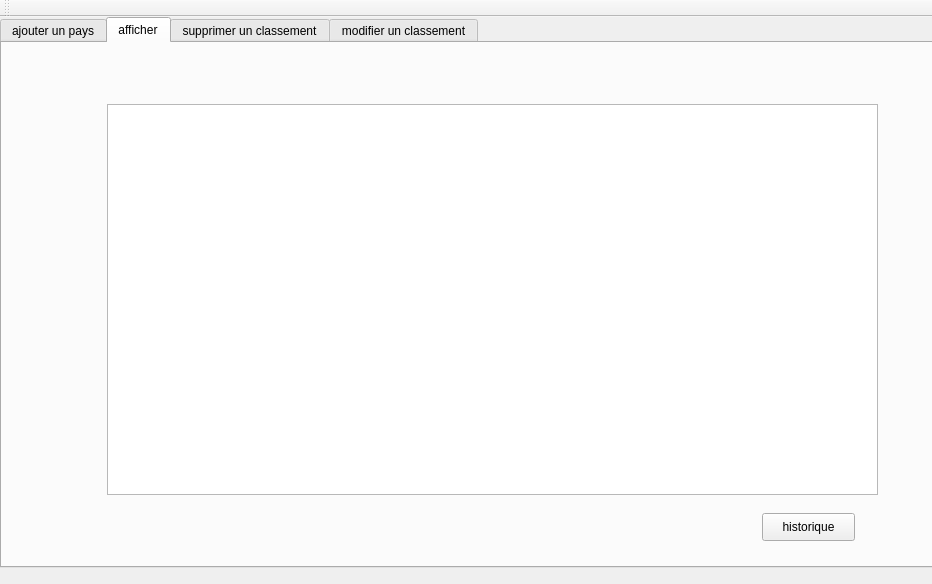
Before: the Qt Designer form mainwindow.ui in zakaria801/olympic-games-2A23, drawn with Qt 5.
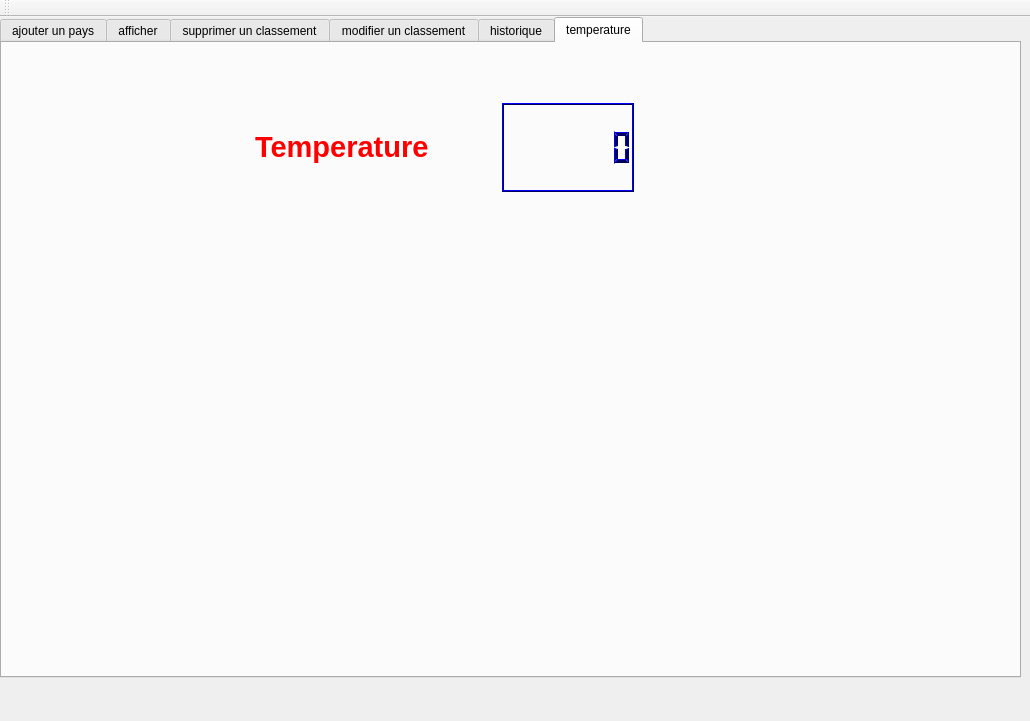
After: the same form once the commit is applied. The open tabs and pages were chosen to show the change. Icons and pictures are not drawn.

```diff
--- a/mainwindow.ui
+++ b/mainwindow.ui
@@ -6,8 +6,8 @@
    <rect>
     <x>0</x>
     <y>0</y>
-    <width>932</width>
-    <height>584</height>
+    <width>1030</width>
+    <height>721</height>
    </rect>
   </property>
   <property name="windowTitle">
@@ -22,8 +22,8 @@
      <rect>
       <x>0</x>
       <y>0</y>
-      <width>941</width>
-      <height>551</height>
+      <width>1021</width>
+      <height>661</height>
      </rect>
     </property>
     <property name="styleSheet">
@@ -159,26 +159,13 @@
      <attribute name="title">
       <string>afficher</string>
      </attribute>
-     <widget class="QPushButton" name="pushButton_5">
-      <property name="geometry">
-       <rect>
-        <x>760</x>
-        <y>470</y>
-        <width>93</width>
-        <height>28</height>
-       </rect>
-      </property>
-      <property name="text">
-       <string>historique</string>
-      </property>
-     </widget>
      <widget class="QTableView" name="tab_pays">
       <property name="geometry">
        <rect>
         <x>105</x>
         <y>61</y>
-        <width>771</width>
-        <height>391</height>
+        <width>741</width>
+        <height>271</height>
        </rect>
       </property>
      </widget>
@@ -360,6 +347,237 @@
       </widget>
      </widget>
     </widget>
+    <widget class="QWidget" name="tab">
+     <attribute name="title">
+      <string>historique</string>
+     </attribute>
+     <widget class="QPushButton" name="pushButton_2">
+      <property name="geometry">
+       <rect>
+        <x>580</x>
+        <y>120</y>
+        <width>93</width>
+        <height>28</height>
+       </rect>
+      </property>
+      <property name="text">
+       <string>historique1</string>
+      </property>
+     </widget>
+     <widget class="QTextBrowser" name="textBrowser">
+      <property name="geometry">
+       <rect>
+        <x>30</x>
+        <y>10</y>
+        <width>521</width>
+        <height>411</height>
+       </rect>
+      </property>
+     </widget>
+    </widget>
+    <widget class="QWidget" name="tab_2">
+     <attribute name="title">
+      <string>temperature</string>
+     </attribute>
+     <widget class="QLabel" name="temp_label">
+      <property name="geometry">
+       <rect>
+        <x>253</x>
+        <y>60</y>
+        <width>241</width>
+        <height>89</height>
+       </rect>
+      </property>
+      <property name="text">
+       <string>&lt;html&gt;&lt;head/&gt;&lt;body&gt;&lt;p&gt;&lt;span style=&quot; font-size:22pt; font-weight:600; color:#ff0000;&quot;&gt;Temperature&lt;/span&gt;&lt;/p&gt;&lt;/body&gt;&lt;/html&gt;</string>
+      </property>
+     </widget>
+     <widget class="QLCDNumber" name="temp_lcdNumber">
+      <property name="geometry">
+       <rect>
+        <x>500</x>
+        <y>60</y>
+        <width>132</width>
+        <height>89</height>
+       </rect>
+      </property>
+      <property name="palette">
+       <palette>
+        <active>
+         <colorrole role="WindowText">
+          <brush brushstyle="SolidPattern">
+           <color alpha="255">
+            <red>0</red>
+            <green>0</green>
+            <blue>94</blue>
+           </color>
+          </brush>
+         </colorrole>
+         <colorrole role="Light">
+          <brush brushstyle="SolidPattern">
+           <color alpha="255">
+            <red>0</red>
+            <green>0</green>
+            <blue>255</blue>
+           </color>
+          </brush>
+         </colorrole>
+         <colorrole role="Dark">
+          <brush brushstyle="SolidPattern">
+           <color alpha="255">
+            <red>0</red>
+            <green>0</green>
+            <blue>94</blue>
+           </color>
+          </brush>
+         </colorrole>
+         <colorrole role="Text">
+          <brush brushstyle="SolidPattern">
+           <color alpha="255">
+            <red>60</red>
+            <green>60</green>
+            <blue>60</blue>
+           </color>
+          </brush>
+         </colorrole>
+         <colorrole role="ButtonText">
+          <brush brushstyle="SolidPattern">
+           <color alpha="255">
+            <red>76</red>
+            <green>76</green>
+            <blue>76</blue>
+           </color>
+          </brush>
+         </colorrole>
+         <colorrole role="PlaceholderText">
+          <brush brushstyle="NoBrush">
+           <color alpha="128">
+            <red>60</red>
+            <green>60</green>
+            <blue>60</blue>
+           </color>
+          </brush>
+         </colorrole>
+        </active>
+        <inactive>
+         <colorrole role="WindowText">
+          <brush brushstyle="SolidPattern">
+           <color alpha="255">
+            <red>0</red>
+            <green>0</green>
+            <blue>94</blue>
+           </color>
+          </brush>
+         </colorrole>
+         <colorrole role="Light">
+          <brush brushstyle="SolidPattern">
+           <color alpha="255">
+            <red>0</red>
+            <green>0</green>
+            <blue>255</blue>
+           </color>
+          </brush>
+         </colorrole>
+         <colorrole role="Dark">
+          <brush brushstyle="SolidPattern">
+           <color alpha="255">
+            <red>0</red>
+            <green>0</green>
+            <blue>94</blue>
+           </color>
+          </brush>
+         </colorrole>
+         <colorrole role="Text">
+          <brush brushstyle="SolidPattern">
+           <color alpha="255">
+            <red>60</red>
+            <green>60</green>
+            <blue>60</blue>
+           </color>
+          </brush>
+         </colorrole>
+         <colorrole role="ButtonText">
+          <brush brushstyle="SolidPattern">
+           <color alpha="255">
+            <red>76</red>
+            <green>76</green>
+            <blue>76</blue>
+           </color>
+          </brush>
+         </colorrole>
+         <colorrole role="PlaceholderText">
+          <brush brushstyle="NoBrush">
+           <color alpha="128">
+            <red>60</red>
+            <green>60</green>
+            <blue>60</blue>
+           </color>
+          </brush>
+         </colorrole>
+        </inactive>
+        <disabled>
+         <colorrole role="WindowText">
+          <brush brushstyle="SolidPattern">
+           <color alpha="255">
+            <red>0</red>
+            <green>0</green>
+            <blue>94</blue>
+           </color>
+          </brush>
+         </colorrole>
+         <colorrole role="Light">
+          <brush brushstyle="SolidPattern">
+           <color alpha="255">
+            <red>0</red>
+            <green>0</green>
+            <blue>255</blue>
+           </color>
+          </brush>
+         </colorrole>
+         <colorrole role="Dark">
+          <brush brushstyle="SolidPattern">
+           <color alpha="255">
+            <red>0</red>
+            <green>0</green>
+            <blue>94</blue>
+           </color>
+          </brush>
+         </colorrole>
+         <colorrole role="Text">
+          <brush brushstyle="SolidPattern">
+           <color alpha="255">
+            <red>0</red>
+            <green>0</green>
+            <blue>94</blue>
+           </color>
+          </brush>
+         </colorrole>
+         <colorrole role="ButtonText">
+          <brush brushstyle="SolidPattern">
+           <color alpha="255">
+            <red>0</red>
+            <green>0</green>
+            <blue>94</blue>
+           </color>
+          </brush>
+         </colorrole>
+         <colorrole role="PlaceholderText">
+          <brush brushstyle="NoBrush">
+           <color alpha="128">
+            <red>60</red>
+            <green>60</green>
+            <blue>60</blue>
+           </color>
+          </brush>
+         </colorrole>
+        </disabled>
+       </palette>
+      </property>
+      <property name="digitCount">
+       <number>7</number>
+      </property>
+     </widget>
+    </widget>
    </widget>
   </widget>
   <widget class="QMenuBar" name="menuBar">
```
Left out of the diff: 157 changed lines with no effect on the pictures.
